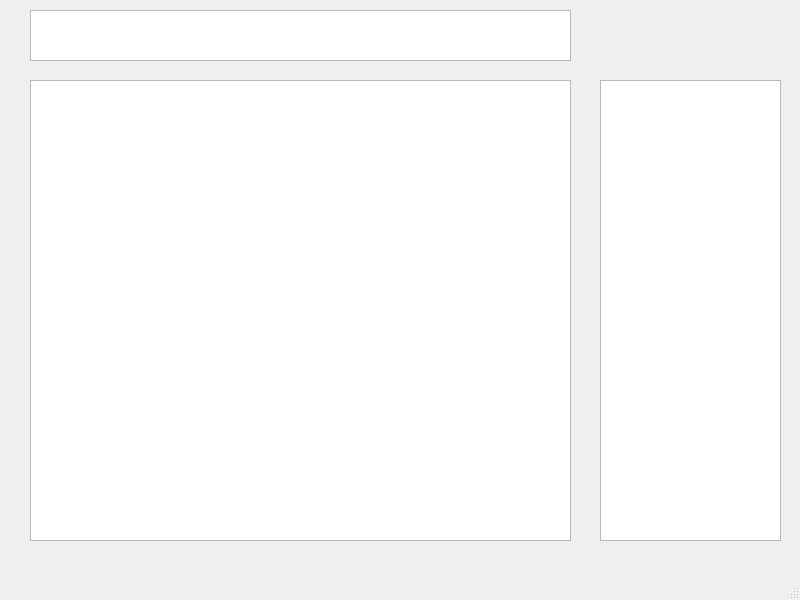
Qt form editor.ui (kemm0/map-editor) before a commit.
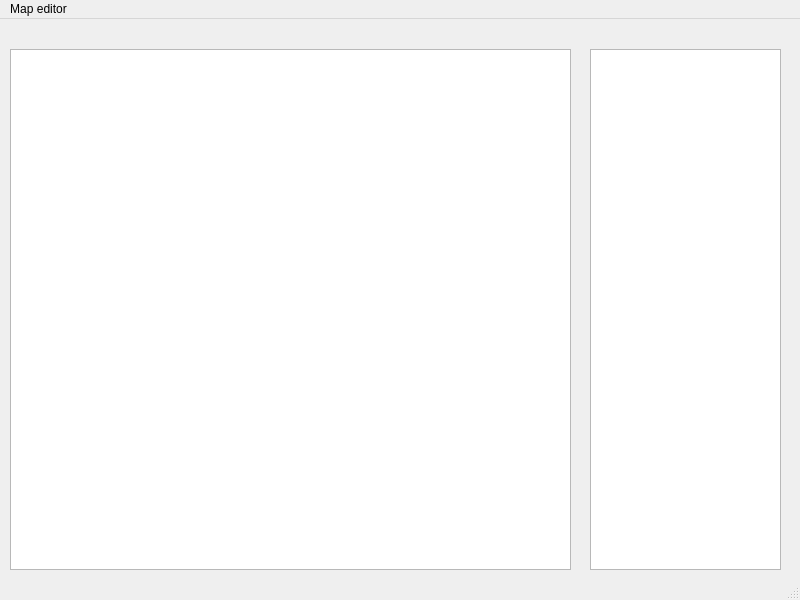
The same form after that commit.

Commit message: Created start menu and editor window

Patch:
```diff
--- a/editor.ui
+++ b/editor.ui
@@ -17,20 +17,20 @@
    <widget class="QGraphicsView" name="graphicsView">
     <property name="geometry">
      <rect>
-      <x>30</x>
-      <y>80</y>
-      <width>541</width>
-      <height>461</height>
+      <x>10</x>
+      <y>30</y>
+      <width>561</width>
+      <height>521</height>
      </rect>
     </property>
    </widget>
    <widget class="QWidget" name="verticalLayoutWidget">
     <property name="geometry">
      <rect>
-      <x>600</x>
-      <y>80</y>
-      <width>181</width>
-      <height>461</height>
+      <x>590</x>
+      <y>30</y>
+      <width>191</width>
+      <height>521</height>
      </rect>
     </property>
     <layout class="QVBoxLayout" name="verticalLayout">
@@ -39,21 +39,6 @@
      </item>
     </layout>
    </widget>
-   <widget class="QWidget" name="horizontalLayoutWidget">
-    <property name="geometry">
-     <rect>
-      <x>30</x>
-      <y>10</y>
-      <width>541</width>
-      <height>51</height>
-     </rect>
-    </property>
-    <layout class="QHBoxLayout" name="horizontalLayout_2">
-     <item>
-      <widget class="QListView" name="listView_2"/>
-     </item>
-    </layout>
-   </widget>
   </widget>
   <widget class="QMenuBar" name="menubar">
    <property name="geometry">
@@ -61,9 +46,15 @@
      <x>0</x>
      <y>0</y>
      <width>800</width>
-     <height>22</height>
+     <height>20</height>
     </rect>
    </property>
+   <widget class="QMenu" name="menuMap_editor">
+    <property name="title">
+     <string>Map editor</string>
+    </property>
+   </widget>
+   <addaction name="menuMap_editor"/>
   </widget>
   <widget class="QStatusBar" name="statusbar"/>
  </widget>
```
The commit also changes 11 other files.
